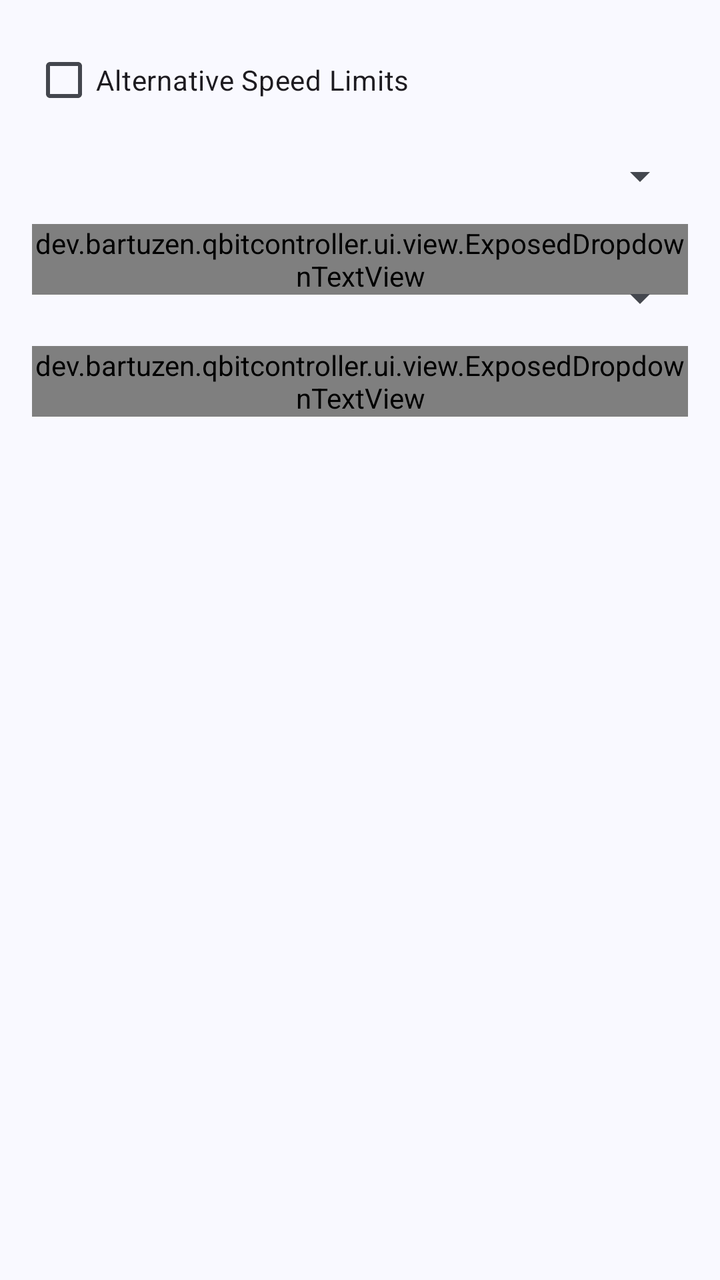
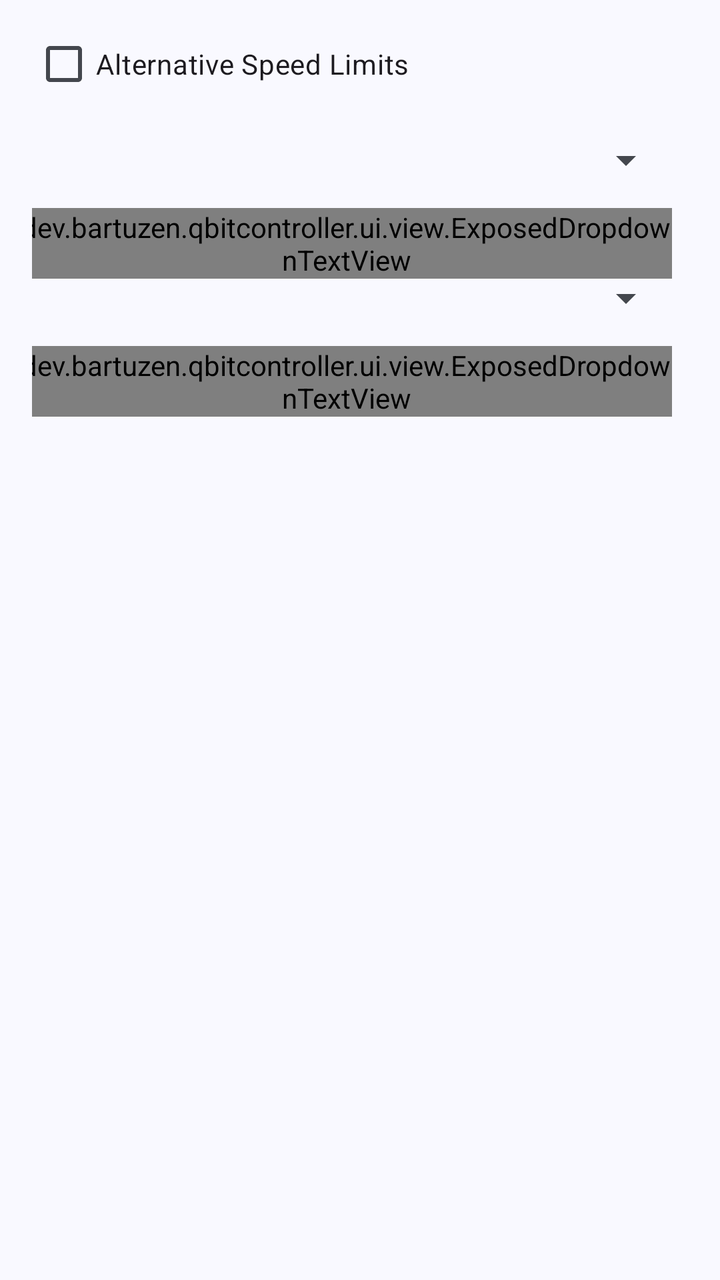

Compare the two renders of this Android layout. The source of the first and the diff that turns it into the second are given below.
<!-- AndroidManifest.xml: application theme AppTheme -->
<!-- res/layout/dialog_speed_limit.xml -->
<?xml version="1.0" encoding="utf-8"?>
<androidx.constraintlayout.widget.ConstraintLayout xmlns:android="http://schemas.android.com/apk/res/android"
    xmlns:app="http://schemas.android.com/apk/res-auto"
    android:layout_width="match_parent"
    android:layout_height="match_parent"
    android:orientation="vertical"
    android:paddingHorizontal="16dp"
    android:paddingTop="16dp">

    <com.google.android.material.checkbox.MaterialCheckBox
        android:id="@+id/check_speed_limit"
        android:layout_width="0dp"
        android:layout_height="wrap_content"
        android:text="@string/torrent_speed_alternative_speed_limits"
        app:layout_constraintEnd_toEndOf="parent"
        app:layout_constraintStart_toStartOf="parent"
        app:layout_constraintTop_toTopOf="parent" />

    <com.google.android.material.textfield.TextInputLayout
        android:id="@+id/input_layout_upload"
        style="@style/Widget.Material3.TextInputLayout.OutlinedBox"
        android:layout_width="0dp"
        android:layout_height="wrap_content"
        android:layout_marginEnd="8dp"
        android:hint="@string/torrent_speed_upload_limit"
        app:layout_constraintEnd_toStartOf="@id/input_layout_upspeed_unit"
        app:layout_constraintStart_toStartOf="parent"
        app:layout_constraintTop_toBottomOf="@id/check_speed_limit">

        <com.google.android.material.textfield.TextInputEditText
            android:layout_width="match_parent"
            android:layout_height="wrap_content"
            android:inputType="text" />

    </com.google.android.material.textfield.TextInputLayout>

    <com.google.android.material.textfield.TextInputLayout
        android:id="@+id/input_layout_upspeed_unit"
        style="@style/Widget.Material3.TextInputLayout.OutlinedBox.ExposedDropdownMenu"
        android:layout_width="wrap_content"
        android:layout_height="wrap_content"
        app:layout_constraintEnd_toEndOf="parent"
        app:layout_constraintTop_toBottomOf="@id/check_speed_limit">

        <dev.bartuzen.qbitcontroller.ui.view.ExposedDropdownTextView
            android:id="@+id/dropdown_upspeed_limit_unit"
            android:layout_width="wrap_content"
            android:layout_height="wrap_content" />

    </com.google.android.material.textfield.TextInputLayout>

    <com.google.android.material.textfield.TextInputLayout
        android:id="@+id/input_layout_download"
        style="@style/Widget.Material3.TextInputLayout.OutlinedBox"
        android:layout_width="0dp"
        android:layout_height="wrap_content"
        android:layout_marginEnd="8dp"
        android:hint="@string/torrent_speed_download_limit"
        app:layout_constraintEnd_toStartOf="@id/input_layout_dlspeed_unit"
        app:layout_constraintStart_toStartOf="parent"
        app:layout_constraintTop_toBottomOf="@id/input_layout_upload">

        <com.google.android.material.textfield.TextInputEditText
            android:layout_width="match_parent"
            android:layout_height="wrap_content"
            android:inputType="text" />

    </com.google.android.material.textfield.TextInputLayout>

    <com.google.android.material.textfield.TextInputLayout
        android:id="@+id/input_layout_dlspeed_unit"
        style="@style/Widget.Material3.TextInputLayout.OutlinedBox.ExposedDropdownMenu"
        android:layout_width="wrap_content"
        android:layout_height="wrap_content"
        app:layout_constraintEnd_toEndOf="parent"
        app:layout_constraintTop_toBottomOf="@id/input_layout_upload">

        <dev.bartuzen.qbitcontroller.ui.view.ExposedDropdownTextView
            android:id="@+id/dropdown_dlspeed_limit_unit"
            android:layout_width="wrap_content"
            android:layout_height="wrap_content" />

    </com.google.android.material.textfield.TextInputLayout>

</androidx.constraintlayout.widget.ConstraintLayout>
<!-- resources referenced by this layout -->
<resources>
  <string name="torrent_speed_alternative_speed_limits">Alternative Speed Limits</string>
  <string name="torrent_speed_download_limit">Download Speed Limit</string>
  <string name="torrent_speed_upload_limit">Upload Speed Limit</string>
  <color name="md_theme_primary">#415F91</color>
  <color name="md_theme_onPrimary">#FFFFFF</color>
  <color name="md_theme_primaryContainer">#D6E3FF</color>
  <color name="md_theme_onPrimaryContainer">#001B3E</color>
  <color name="md_theme_secondary">#565F71</color>
  <color name="md_theme_onSecondary">#FFFFFF</color>
  <color name="md_theme_secondaryContainer">#DAE2F9</color>
  <color name="md_theme_onSecondaryContainer">#131C2B</color>
  <color name="md_theme_tertiary">#705575</color>
  <color name="md_theme_onTertiary">#FFFFFF</color>
  <color name="md_theme_tertiaryContainer">#FAD8FD</color>
  <color name="md_theme_onTertiaryContainer">#28132E</color>
  <color name="md_theme_error">#BA1A1A</color>
  <color name="md_theme_onError">#FFFFFF</color>
  <color name="md_theme_errorContainer">#FFDAD6</color>
  <color name="md_theme_onErrorContainer">#410002</color>
  <color name="md_theme_background">#F9F9FF</color>
  <color name="md_theme_onBackground">#191C20</color>
  <color name="md_theme_surface">#F9F9FF</color>
  <color name="md_theme_onSurface">#191C20</color>
  <color name="md_theme_surfaceVariant">#E0E2EC</color>
  <color name="md_theme_onSurfaceVariant">#44474E</color>
  <color name="md_theme_outline">#74777F</color>
  <color name="md_theme_outlineVariant">#C4C6D0</color>
  <color name="md_theme_inverseSurface">#2E3036</color>
  <color name="md_theme_inverseOnSurface">#F0F0F7</color>
  <color name="md_theme_inversePrimary">#AAC7FF</color>
  <color name="md_theme_primaryFixed">#D6E3FF</color>
  <color name="md_theme_onPrimaryFixed">#001B3E</color>
  <color name="md_theme_primaryFixedDim">#AAC7FF</color>
  <color name="md_theme_onPrimaryFixedVariant">#284777</color>
  <color name="md_theme_secondaryFixed">#DAE2F9</color>
  <color name="md_theme_onSecondaryFixed">#131C2B</color>
  <color name="md_theme_secondaryFixedDim">#BEC6DC</color>
  <color name="md_theme_onSecondaryFixedVariant">#3E4759</color>
  <color name="md_theme_tertiaryFixed">#FAD8FD</color>
  <color name="md_theme_onTertiaryFixed">#28132E</color>
  <color name="md_theme_tertiaryFixedDim">#DDBCE0</color>
  <color name="md_theme_onTertiaryFixedVariant">#573E5C</color>
  <color name="md_theme_surfaceDim">#D9D9E0</color>
  <color name="md_theme_surfaceBright">#F9F9FF</color>
  <color name="md_theme_surfaceContainerLowest">#FFFFFF</color>
  <color name="md_theme_surfaceContainerLow">#F3F3FA</color>
  <color name="md_theme_surfaceContainer">#EDEDF4</color>
  <color name="md_theme_surfaceContainerHigh">#E7E8EE</color>
  <color name="md_theme_surfaceContainerHighest">#E2E2E9</color>
  <style name="AppTheme.SnackbarTextViewStyle" parent="Widget.Material3.Snackbar.TextView">
          <item name="android:maxLines">15</item>
      </style>
  <!-- unchanged entries left out for length: 1 -->
</resources>

<!-- the commit's change to res/layout/dialog_speed_limit.xml (unified diff, before → after) -->
@@ -5,7 +5,7 @@
     android:layout_height="match_parent"
     android:orientation="vertical"
     android:paddingHorizontal="16dp"
-    android:paddingTop="16dp">
+    android:paddingTop="8dp">
 
     <com.google.android.material.checkbox.MaterialCheckBox
         android:id="@+id/check_speed_limit"
@@ -21,7 +21,7 @@
         style="@style/Widget.Material3.TextInputLayout.OutlinedBox"
         android:layout_width="0dp"
         android:layout_height="wrap_content"
-        android:layout_marginEnd="8dp"
+        android:layout_marginHorizontal="8dp"
         android:hint="@string/torrent_speed_upload_limit"
         app:layout_constraintEnd_toStartOf="@id/input_layout_upspeed_unit"
         app:layout_constraintStart_toStartOf="parent"
@@ -39,6 +39,7 @@
         style="@style/Widget.Material3.TextInputLayout.OutlinedBox.ExposedDropdownMenu"
         android:layout_width="wrap_content"
         android:layout_height="wrap_content"
+        android:layout_marginEnd="8dp"
         app:layout_constraintEnd_toEndOf="parent"
         app:layout_constraintTop_toBottomOf="@id/check_speed_limit">
 
@@ -54,7 +55,8 @@
         style="@style/Widget.Material3.TextInputLayout.OutlinedBox"
         android:layout_width="0dp"
         android:layout_height="wrap_content"
-        android:layout_marginEnd="8dp"
+        android:layout_marginHorizontal="8dp"
+        android:layout_marginTop="8dp"
         android:hint="@string/torrent_speed_download_limit"
         app:layout_constraintEnd_toStartOf="@id/input_layout_dlspeed_unit"
         app:layout_constraintStart_toStartOf="parent"
@@ -72,6 +74,8 @@
         style="@style/Widget.Material3.TextInputLayout.OutlinedBox.ExposedDropdownMenu"
         android:layout_width="wrap_content"
         android:layout_height="wrap_content"
+        android:layout_marginTop="8dp"
+        android:layout_marginEnd="8dp"
         app:layout_constraintEnd_toEndOf="parent"
         app:layout_constraintTop_toBottomOf="@id/input_layout_upload">
 
